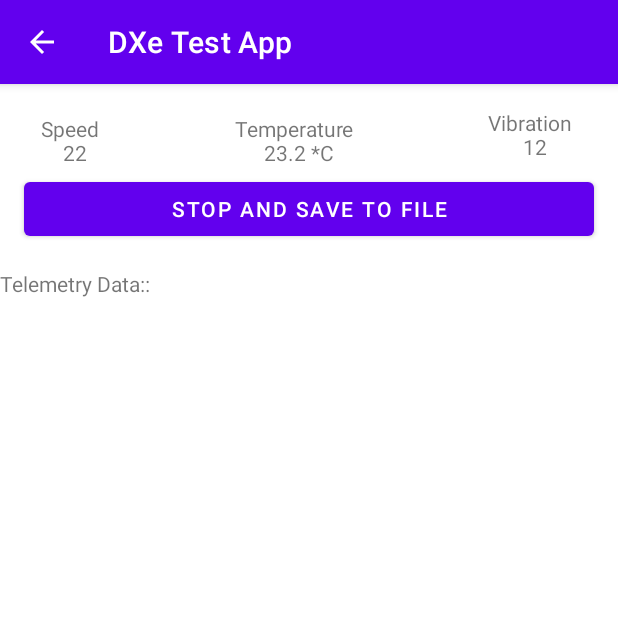
After one commit to kaikeraut/ESP32-Bluetooth-Telemetery-OTA, an Android app: the TelemetryDataDisplay screen opened directly, with no data from a screen before it, on a phone screen of 412 x 824 dp, the top half of it. The commit adds this screen. Run offline under Robolectric (Android 15) with nearby library versions, the phone set to English and light mode, and no system bars.

Commit message:
1. Telemtery data new page 2. stop ble connection after save file or coming back to main activity

```diff
--- a/app/src/main/java/in/co/susiddhi/esp32_bluetooth_telemetery_ota/BluetoothLeService.java
+++ b/app/src/main/java/in/co/susiddhi/esp32_bluetooth_telemetery_ota/BluetoothLeService.java
@@ -76,6 +76,7 @@ public class BluetoothLeService extends Service {
             Log.w(TAG, "BluetoothAdapter not initialized");
             return;
         }
+        Log.e(TAG, "disconnect: BluetoothGatt Disconnect " );
         mBluetoothGatt.disconnect();
         close();
     }
@@ -86,6 +87,8 @@ public class BluetoothLeService extends Service {
         }
         mBluetoothGatt.close();
         mBluetoothGatt = null;
+        Log.d(TAG, "close: MANUALLY CALLING DISCONNECT");
+        broadcastUpdate(ACTION_GATT_DISCONNECTED);
     }
     class LocalBinder extends Binder {
         public BluetoothLeService getService() {
--- /dev/null
+++ b/app/src/main/res/layout/activity_telemetry_data_display.xml
@@ -0,0 +1,82 @@
+<?xml version="1.0" encoding="utf-8"?>
+<androidx.constraintlayout.widget.ConstraintLayout xmlns:android="http://schemas.android.com/apk/res/android"
+    xmlns:app="http://schemas.android.com/apk/res-auto"
+    xmlns:tools="http://schemas.android.com/tools"
+    android:layout_width="match_parent"
+    android:layout_height="match_parent"
+    tools:context=".TelemetryDataDisplay">
+
+    <TextView
+        android:id="@+id/textViewVibration"
+        android:layout_width="wrap_content"
+        android:layout_height="wrap_content"
+        android:layout_marginTop="16dp"
+        android:layout_marginEnd="16dp"
+        android:text="Vibration \n 12"
+        android:textAlignment="center"
+        app:layout_constraintBottom_toTopOf="@+id/buttonSaveTeleData"
+        app:layout_constraintEnd_toEndOf="parent"
+        app:layout_constraintStart_toEndOf="@+id/textViewTemperature"
+        app:layout_constraintTop_toTopOf="parent" />
+
+    <TextView
+        android:id="@+id/textViewSpeed"
+        android:layout_width="wrap_content"
+        android:layout_height="wrap_content"
+        android:layout_marginStart="16dp"
+        android:layout_marginTop="16dp"
+        android:text="Speed \n 22"
+        android:textAlignment="center"
+        app:layout_constraintBottom_toTopOf="@+id/buttonSaveTeleData"
+        app:layout_constraintEnd_toStartOf="@+id/textViewTemperature"
+        app:layout_constraintStart_toStartOf="parent"
+        app:layout_constraintTop_toTopOf="parent" />
+
+    <TextView
+        android:id="@+id/textViewTemperature"
+        android:layout_width="wrap_content"
+        android:layout_height="wrap_content"
+        android:layout_marginStart="75dp"
+        android:layout_marginTop="16dp"
+        android:layout_marginEnd="75dp"
+        android:text="Temperature \n 23.2 *C"
+        android:textAlignment="center"
+        app:layout_constraintBottom_toTopOf="@+id/buttonSaveTeleData"
+        app:layout_constraintEnd_toStartOf="@+id/textViewVibration"
+        app:layout_constraintStart_toEndOf="@+id/textViewSpeed"
+        app:layout_constraintTop_toTopOf="parent" />
+
+    <Button
+        android:id="@+id/buttonSaveTeleData"
+        android:layout_width="0dp"
+        android:layout_height="wrap_content"
+        android:layout_marginStart="16dp"
+        android:layout_marginTop="8dp"
+        android:layout_marginEnd="16dp"
+        android:layout_marginBottom="8dp"
+        android:hint="Save Data To File"
+        android:text="Stop and Save To File"
+        app:layout_constraintBottom_toTopOf="@+id/scrollView2"
+        app:layout_constraintEnd_toEndOf="parent"
+        app:layout_constraintStart_toStartOf="parent"
+        app:layout_constraintTop_toBottomOf="@+id/textViewVibration" />
+
+    <ScrollView
+        android:id="@+id/scrollView2"
+        android:layout_width="0dp"
+        android:layout_height="0dp"
+        android:layout_marginTop="8dp"
+        android:layout_marginBottom="24dp"
+        app:layout_constraintBottom_toBottomOf="parent"
+        app:layout_constraintEnd_toEndOf="parent"
+        app:layout_constraintStart_toStartOf="parent"
+        app:layout_constraintTop_toBottomOf="@+id/buttonSaveTeleData">
+
+        <TextView
+            android:id="@+id/textViewSensorData"
+            android:layout_width="match_parent"
+            android:layout_height="wrap_content"
+            android:text="Telemetry Data::" />
+    </ScrollView>
+
+</androidx.constraintlayout.widget.ConstraintLayout>
```
Also changed, not shown: app/src/main/AndroidManifest.xml (+8 -7 lines), app/src/main/java/in/co/susiddhi/esp32_bluetooth_telemetery_ota/MainActivity.java (+76 -18 lines), app/src/main/java/in/co/susiddhi/esp32_bluetooth_telemetery_ota/TelemetryDataDisplay.java (added, +237 -0 lines), 2 other files.
